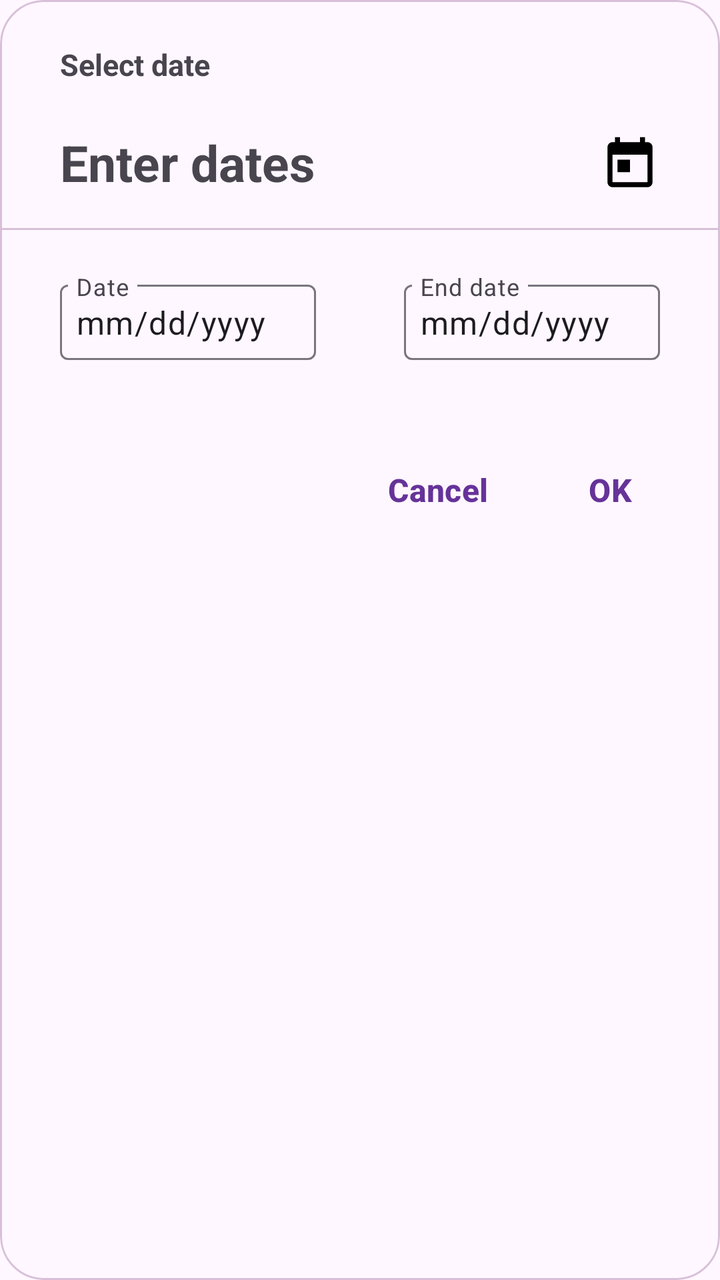
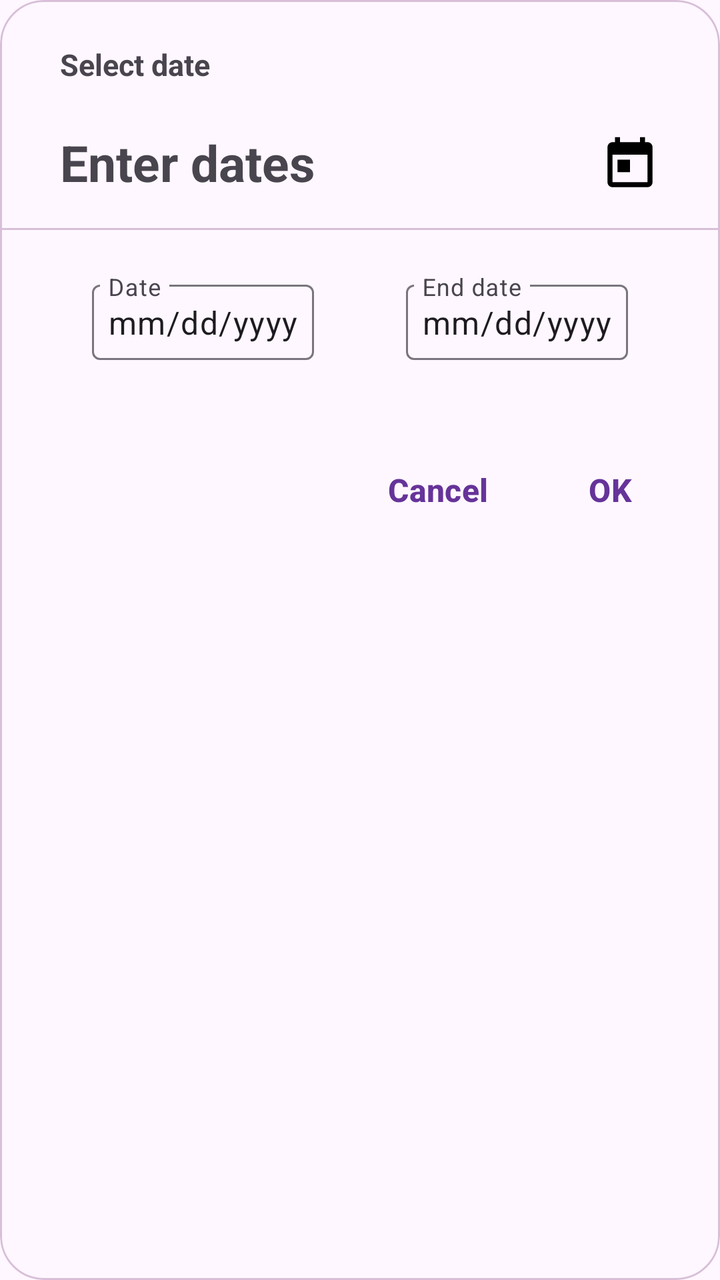

An Android layout rendered at two revisions. The XML below is the earlier revision; the diff shows what the commit changed to produce the second picture.
<!-- AndroidManifest.xml: application theme Theme.NeWork -->
<!-- res/layout/select_date_job.xml -->
<?xml version="1.0" encoding="utf-8"?>
<com.google.android.material.card.MaterialCardView xmlns:android="http://schemas.android.com/apk/res/android"
    xmlns:app="http://schemas.android.com/apk/res-auto"
    android:id="@+id/selectDate"
    android:layout_width="350dp"
    android:layout_height="wrap_content"
    android:layout_marginStart="@dimen/_30dp"
    app:cardElevation="0dp"
    app:cardCornerRadius="@dimen/_22dp"
    app:strokeColor="#D8BFD8">

    <androidx.constraintlayout.widget.ConstraintLayout
        android:layout_width="match_parent"
        android:layout_height="match_parent">

        <TextView
            android:id="@+id/selectDates"
            android:layout_width="wrap_content"
            android:layout_height="wrap_content"
            android:textSize="15sp"
            android:text="@string/select_date"
            android:layout_marginTop="@dimen/_22dp"
            android:layout_marginStart="@dimen/_30dp"
            android:textStyle="bold"
            app:layout_constraintTop_toTopOf="parent"
            app:layout_constraintStart_toStartOf="parent" />

        <TextView
            android:id="@+id/enterDates"
            android:layout_width="wrap_content"
            android:layout_height="wrap_content"
            android:textSize="25sp"
            android:text="@string/enter_dates"
            android:textStyle="bold"
            android:layout_marginTop="@dimen/_22dp"
            android:layout_marginStart="@dimen/_30dp"
            app:layout_constraintTop_toBottomOf="@id/selectDates"
            app:layout_constraintStart_toStartOf="parent" />

        <ImageView
            android:id="@+id/calendarButton"
            android:layout_width="30dp"
            android:layout_height="30dp"
            android:layout_marginTop="25dp"
            android:layout_marginEnd="@dimen/_30dp"
            android:contentDescription="@string/avatar"
            app:layout_constraintEnd_toEndOf="parent"
            app:layout_constraintTop_toBottomOf="@id/selectDates"
            app:srcCompat="@drawable/ic_calendar_48" />

        <View
            android:id="@+id/line"
            android:layout_width="0dp"
            android:layout_height="1dp"
            android:background="#D8BFD8"
            android:layout_marginTop="@dimen/_16dp"
            app:layout_constraintHorizontal_chainStyle="spread"
            app:layout_constraintStart_toStartOf="parent"
            app:layout_constraintTop_toBottomOf="@+id/enterDates" />

        <com.google.android.material.textfield.TextInputLayout
            android:id="@+id/startDate"
            android:layout_width="128dp"
            android:layout_height="wrap_content"
            android:layout_marginTop="@dimen/_22dp"
            android:layout_marginStart="@dimen/_30dp"
            android:hint="@string/date"
            app:expandedHintEnabled="false"
            app:layout_constraintTop_toBottomOf="@id/line"
            app:layout_constraintStart_toStartOf="parent">

            <com.google.android.material.textfield.TextInputEditText
                android:id="@+id/startDateInput"
                android:layout_width="match_parent"
                android:layout_height="wrap_content"
                android:enabled="true"
                android:text="@string/preview_date"
                android:background="@null"
                android:padding="@dimen/_8dp" />

        </com.google.android.material.textfield.TextInputLayout>

        <com.google.android.material.textfield.TextInputLayout
            android:id="@+id/endDate"
            android:layout_width="128dp"
            android:layout_height="wrap_content"
            android:layout_marginTop="@dimen/_22dp"
            android:layout_marginEnd="@dimen/_30dp"
            android:hint="@string/end_date"
            app:expandedHintEnabled="false"
            app:layout_constraintTop_toBottomOf="@id/line"
            app:layout_constraintEnd_toEndOf="parent">

            <com.google.android.material.textfield.TextInputEditText
                android:id="@+id/endDateInput"
                android:layout_width="match_parent"
                android:layout_height="wrap_content"
                android:enabled="true"
                android:text="@string/preview_date"
                android:background="@null"
                android:padding="@dimen/_8dp" />

        </com.google.android.material.textfield.TextInputLayout>

        <com.google.android.material.button.MaterialButton
            android:id="@+id/ok"
            style="@style/App.Widget.LikeButton"
            android:layout_width="wrap_content"
            android:layout_height="wrap_content"
            android:layout_marginTop="40dp"
            android:layout_marginEnd="@dimen/_30dp"
            android:contentDescription="@string/ok"
            android:text="@string/okay"
            android:textColor="#663399"
            android:textStyle="bold"
            android:textSize="16sp"
            app:layout_constraintEnd_toEndOf="parent"
            app:layout_constraintTop_toBottomOf="@+id/endDate"/>

        <com.google.android.material.button.MaterialButton
            android:id="@+id/cancel"
            style="@style/App.Widget.LikeButton"
            android:layout_width="wrap_content"
            android:layout_height="wrap_content"
            android:layout_marginTop="40dp"
            android:layout_marginEnd="@dimen/_22dp"
            android:contentDescription="@string/cancel"
            android:text="@string/cancel"
            android:textColor="#663399"
            android:textStyle="bold"
            android:textSize="16sp"
            app:layout_constraintEnd_toStartOf="@id/ok"
            app:layout_constraintTop_toBottomOf="@+id/endDate"/>

        <com.google.android.material.card.MaterialCardView
            android:id="@+id/calendar"
            android:layout_width="match_parent"
            android:layout_height="wrap_content"
            android:foregroundGravity="center"
            app:layoutManager="androidx.cardview.widget.CardView"
            app:cardElevation="0dp"
            app:cardCornerRadius="@dimen/_30dp"
            app:strokeColor="#D8BFD8"
            app:layout_constraintStart_toStartOf="parent"
            app:layout_constraintEnd_toEndOf="parent"
            app:layout_constraintTop_toTopOf="parent"
            app:layout_constraintBottom_toBottomOf="parent"/>

    </androidx.constraintlayout.widget.ConstraintLayout>
</com.google.android.material.card.MaterialCardView>
<!-- resources referenced by this layout -->
<resources>
  <dimen name="_16dp">16dp</dimen>
  <dimen name="_22dp">22dp</dimen>
  <dimen name="_30dp">30dp</dimen>
  <dimen name="_8dp">8dp</dimen>
  <!-- drawable ic_calendar_48 (drawable) -->
  <vector xmlns:android="http://schemas.android.com/apk/res/android"
      android:width="48dp"
      android:height="48dp"
      android:viewportWidth="24"
      android:viewportHeight="24">
    <path
        android:pathData="M19,3h-1L18,1h-2v2L8,3L8,1L6,1v2L5,3c-1.11,0 -1.99,0.9 -1.99,2L3,19c0,1.1 0.89,2 2,2h14c1.1,0 2,-0.9 2,-2L21,5c0,-1.1 -0.9,-2 -2,-2zM19,19L5,19L5,8h14v11zM7,10h5v5L7,15z"
        android:fillColor="#000000"/>
  </vector>
  <string name="avatar" translatable="false">avatar</string>
  <string name="cancel" translatable="false">Cancel</string>
  <string name="date">Date</string>
  <string name="end_date">End date</string>
  <string name="enter_dates">Enter dates</string>
  <string name="ok" translatable="false">Ok</string>
  <string name="okay" translatable="false">OK</string>
  <string name="preview_date" translatable="false">mm/dd/yyyy</string>
  <string name="select_date">Select date</string>
  <style name="App.Widget.LikeButton" parent="Widget.Material3.Button.IconButton">
          <item name="buttonTint">@color/color_like_selector</item>
          <item name="android:minWidth">0dp</item>
          <item name="android:minHeight">0dp</item>
      </style>
  <style name="Theme.NeWork" parent="Base.Theme.NeWork" />
  <style name="Base.Theme.NeWork" parent="Theme.Material3.DayNight.NoActionBar">
          
  
      </style>
</resources>

<!-- the commit's change to res/layout/select_date_job.xml (unified diff, before → after) -->
@@ -2,9 +2,12 @@
 <com.google.android.material.card.MaterialCardView xmlns:android="http://schemas.android.com/apk/res/android"
     xmlns:app="http://schemas.android.com/apk/res-auto"
     android:id="@+id/selectDate"
-    android:layout_width="350dp"
+    android:layout_width="wrap_content"
     android:layout_height="wrap_content"
-    android:layout_marginStart="@dimen/_30dp"
+    android:layout_gravity="center"
+    android:layout_marginStart="@dimen/_22dp"
+    android:layout_marginEnd="@dimen/_22dp"
+    app:cardPreventCornerOverlap="false"
     app:cardElevation="0dp"
     app:cardCornerRadius="@dimen/_22dp"
     app:strokeColor="#D8BFD8">
@@ -60,14 +63,14 @@
 
         <com.google.android.material.textfield.TextInputLayout
             android:id="@+id/startDate"
-            android:layout_width="128dp"
+            android:layout_width="wrap_content"
             android:layout_height="wrap_content"
             android:layout_marginTop="@dimen/_22dp"
-            android:layout_marginStart="@dimen/_30dp"
             android:hint="@string/date"
             app:expandedHintEnabled="false"
             app:layout_constraintTop_toBottomOf="@id/line"
-            app:layout_constraintStart_toStartOf="parent">
+            app:layout_constraintStart_toStartOf="parent"
+            app:layout_constraintEnd_toStartOf="@id/endDate">
 
             <com.google.android.material.textfield.TextInputEditText
                 android:id="@+id/startDateInput"
@@ -82,14 +85,14 @@
 
         <com.google.android.material.textfield.TextInputLayout
             android:id="@+id/endDate"
-            android:layout_width="128dp"
+            android:layout_width="wrap_content"
             android:layout_height="wrap_content"
             android:layout_marginTop="@dimen/_22dp"
-            android:layout_marginEnd="@dimen/_30dp"
             android:hint="@string/end_date"
             app:expandedHintEnabled="false"
             app:layout_constraintTop_toBottomOf="@id/line"
-            app:layout_constraintEnd_toEndOf="parent">
+            app:layout_constraintEnd_toEndOf="parent"
+            app:layout_constraintStart_toEndOf="@id/startDate">
 
             <com.google.android.material.textfield.TextInputEditText
                 android:id="@+id/endDateInput"
@@ -132,19 +135,5 @@
             app:layout_constraintEnd_toStartOf="@id/ok"
             app:layout_constraintTop_toBottomOf="@+id/endDate"/>
 
-        <com.google.android.material.card.MaterialCardView
-            android:id="@+id/calendar"
-            android:layout_width="match_parent"
-            android:layout_height="wrap_content"
-            android:foregroundGravity="center"
-            app:layoutManager="androidx.cardview.widget.CardView"
-            app:cardElevation="0dp"
-            app:cardCornerRadius="@dimen/_30dp"
-            app:strokeColor="#D8BFD8"
-            app:layout_constraintStart_toStartOf="parent"
-            app:layout_constraintEnd_toEndOf="parent"
-            app:layout_constraintTop_toTopOf="parent"
-            app:layout_constraintBottom_toBottomOf="parent"/>
-
     </androidx.constraintlayout.widget.ConstraintLayout>
 </com.google.android.material.card.MaterialCardView>
